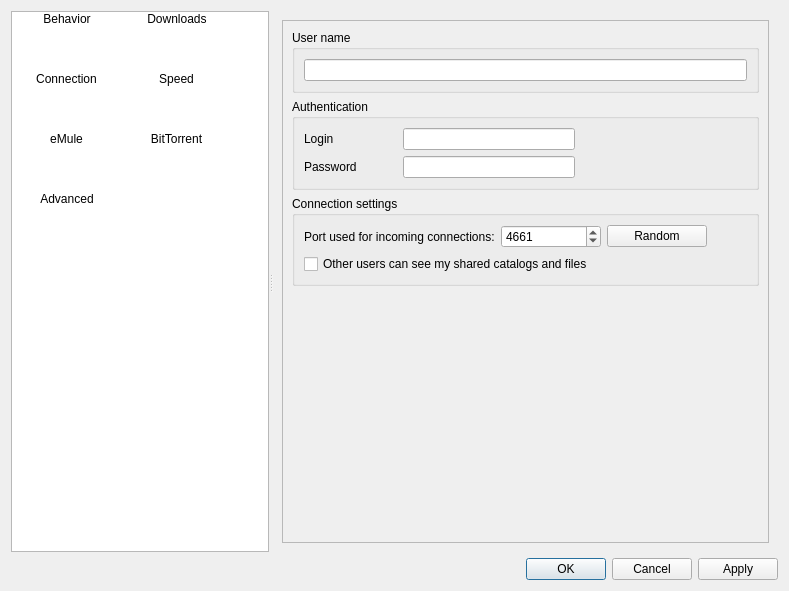
qmule/qmule, file src/preferences/options.ui: the form before one commit.
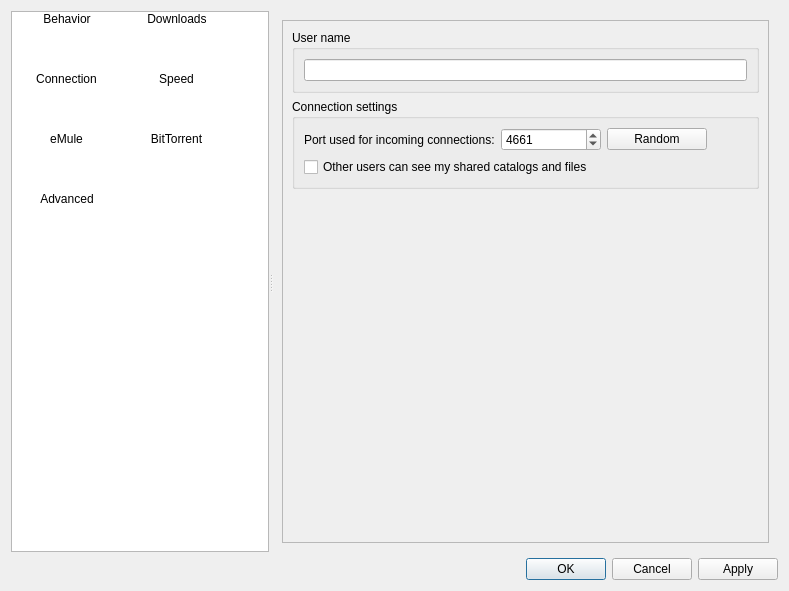
The form after the commit. The open tabs and pages were chosen to show the change. Icons and pictures are not drawn.

Commit message: #103 remove login/passowrd setters & getters, do not call migrate loging/password

Patch:
```diff
--- a/src/preferences/options.ui
+++ b/src/preferences/options.ui
@@ -1778,101 +1778,6 @@
               </item>
              </layout>
             </item>
-            <item>
-             <layout class="QHBoxLayout" name="horizontalLayout_11">
-              <item>
-               <widget class="QGroupBox" name="groupBox_8">
-                <property name="title">
-                 <string>Authentication</string>
-                </property>
-                <layout class="QGridLayout" name="gridLayout_13">
-                 <item row="0" column="2">
-                  <widget class="QLineEdit" name="editLogin"/>
-                 </item>
-                 <item row="1" column="2">
-                  <widget class="QLineEdit" name="editPassword">
-                   <property name="echoMode">
-                    <enum>QLineEdit::Password</enum>
-                   </property>
-                  </widget>
-                 </item>
-                 <item row="1" column="0">
-                  <widget class="QLabel" name="label_24">
-                   <property name="text">
-                    <string>Password</string>
-                   </property>
-                  </widget>
-                 </item>
-                 <item row="0" column="0">
-                  <widget class="QLabel" name="label_23">
-                   <property name="text">
-                    <string>Login</string>
-                   </property>
-                  </widget>
-                 </item>
-                 <item row="1" column="1">
-                  <spacer name="horizontalSpacer_16">
-                   <property name="orientation">
-                    <enum>Qt::Horizontal</enum>
-                   </property>
-                   <property name="sizeType">
-                    <enum>QSizePolicy::Minimum</enum>
-                   </property>
-                   <property name="sizeHint" stdset="0">
-                    <size>
-                     <width>40</width>
-                     <height>20</height>
-                    </size>
-                   </property>
-                  </spacer>
-                 </item>
-                 <item row="0" column="1">
-                  <spacer name="horizontalSpacer_17">
-                   <property name="orientation">
-                    <enum>Qt::Horizontal</enum>
-                   </property>
-                   <property name="sizeType">
-                    <enum>QSizePolicy::Minimum</enum>
-                   </property>
-                   <property name="sizeHint" stdset="0">
-                    <size>
-                     <width>40</width>
-                     <height>20</height>
-                    </size>
-                   </property>
-                  </spacer>
-                 </item>
-                 <item row="0" column="3">
-                  <spacer name="horizontalSpacer_18">
-                   <property name="orientation">
-                    <enum>Qt::Horizontal</enum>
-                   </property>
-                   <property name="sizeHint" stdset="0">
-                    <size>
-                     <width>40</width>
-                     <height>20</height>
-                    </size>
-                   </property>
-                  </spacer>
-                 </item>
-                 <item row="1" column="3">
-                  <spacer name="horizontalSpacer_19">
-                   <property name="orientation">
-                    <enum>Qt::Horizontal</enum>
-                   </property>
-                   <property name="sizeHint" stdset="0">
-                    <size>
-                     <width>40</width>
-                     <height>20</height>
-                    </size>
-                   </property>
-                  </spacer>
-                 </item>
-                </layout>
-               </widget>
-              </item>
-             </layout>
-            </item>
             <item>
              <layout class="QHBoxLayout" name="horizontalLayout_12">
               <item>
```
The commit also changes 4 other files.
